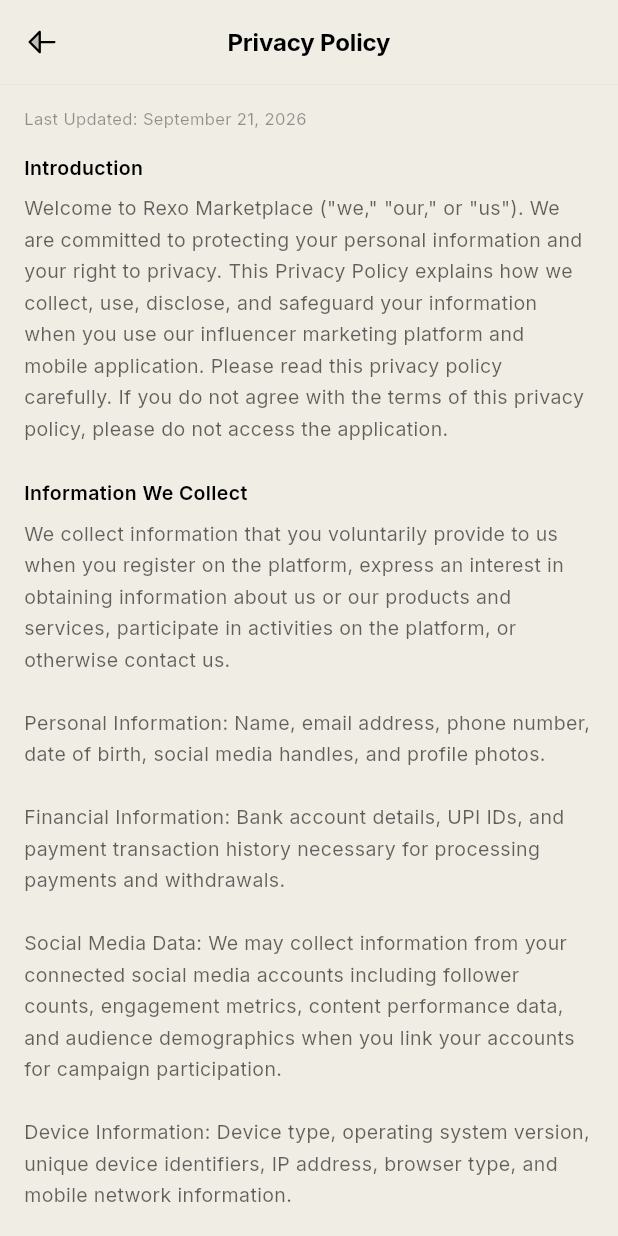
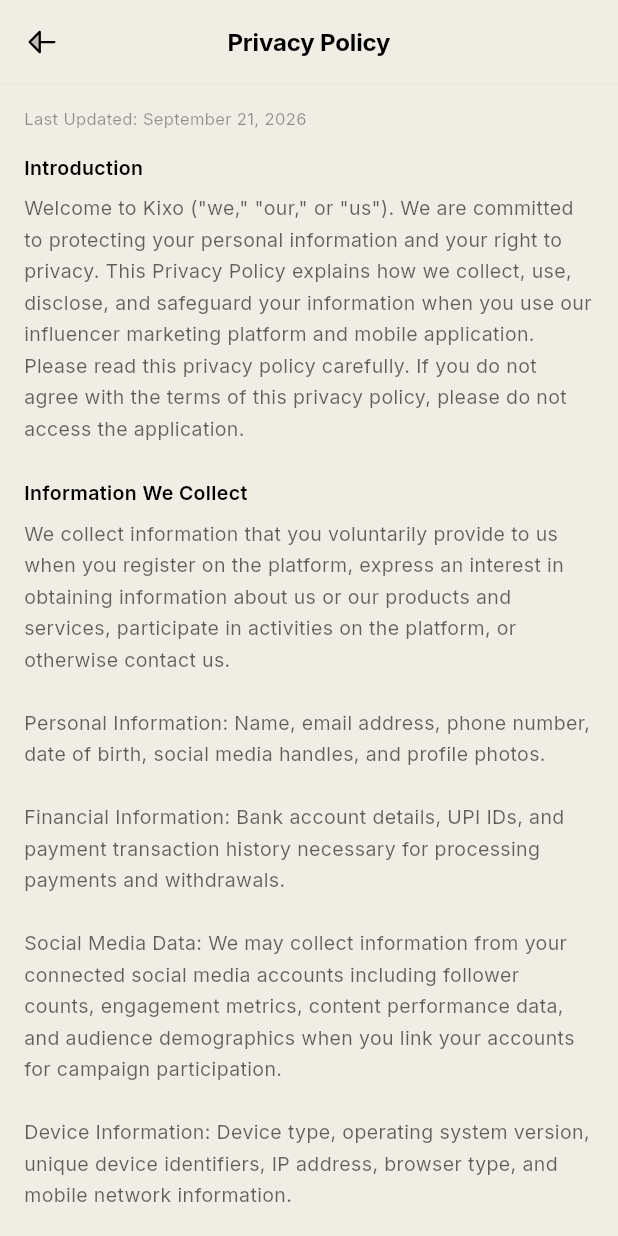
Before and after one commit to indee289/Rexo-store-, a Flutter app: the PrivacyPolicyScreen screen opened by its route, on a phone screen of 412 x 824 dp. Run offline on Flutter 3.47's test engine with Material 3 defaults, Android fonts, the phone set to English and light mode, and no system bars; our stand-ins replace cached_network_image, firebase_core, firebase_messaging, flutter_animate, flutter_local_notifications, flutter_riverpod and 9 more; missing offline and left inert: onesignal_flutter; accounts and stored records are empty.

Commit message:
feat: rebrand to Kixo + fix splash/launch background and logo transparency
- Rebrand (keeps package com.rexo.marketplace): app label Kixo, MaterialApp
  title, appName constant, support email -> infokixoads@gmail.com, wordmarks
  (splash/login/register/home), 2FA issuer, notification channel text, legal
  screen text + emails, admin program title. Internal ids/class/table names and
  real payment UPI/account details left unchanged (financial accuracy).
- Native launch background: red (#F5334F) -> warm sand (#F0EDE5) so there is no
  colored flash before Flutter renders (matches AppColors.background).
- Logo: made assets/logo.png white background transparent so it blends on the
  sand background (removes the white box on splash/login).

```diff
--- a/lib/app.dart
+++ b/lib/app.dart
@@ -19,7 +19,7 @@
     final router = ref.watch(routerProvider);
 
     return MaterialApp.router(
-      title: 'Rexo',
+      title: 'Kixo',
       debugShowCheckedModeBanner: false,
       // ── Light-only theme by product decision ──────────────────────────────
       // The user-facing "Appearance" picker in settings still reads/writes
--- a/lib/core/constants/app_constants.dart
+++ b/lib/core/constants/app_constants.dart
@@ -4,7 +4,7 @@
   AppConstants._();
 
   /// App name
-  static const String appName = 'Rexo';
+  static const String appName = 'Kixo';
 
   /// Supabase configuration
   static const String supabaseUrl = String.fromEnvironment(
@@ -86,7 +86,7 @@
   /// Support contact email (used in Help & Support screen).
   /// NOTE: Admin access is determined from the database `users.role` field,
   /// NOT from this email. This is purely a contact address.
-  static const String supportEmail = 'rexoagency.in@gmail.com';
+  static const String supportEmail = 'infokixoads@gmail.com';
 
   /// Animation durations
   static const Duration animationFast = Duration(milliseconds: 200);
--- a/lib/features/account/screens/delete_account_screen.dart
+++ b/lib/features/account/screens/delete_account_screen.dart
@@ -87,7 +87,7 @@
                   const SizedBox(width: AppSpacing.md),
                   Expanded(
                     child: Text(
-                      'This permanently deletes your Rexo Collab account. '
+                      'This permanently deletes your Kixo account. '
                       'This action cannot be undone.',
                       style: AppTextStyles.bodyMedium.copyWith(
                         color: AppColors.error,
--- a/lib/features/admin/screens/actions_screen.dart
+++ b/lib/features/admin/screens/actions_screen.dart
@@ -171,7 +171,7 @@
             ),
             _ActionTile(
               icon: Iconsax.award,
-              title: 'Rexo Program Review',
+              title: 'Kixo Program Review',
               subtitle: 'Review program applications',
               color: AppColors.accentAmber,
               onTap: () => Navigator.push(
--- a/lib/features/admin/screens/rexo_program_screen.dart
+++ b/lib/features/admin/screens/rexo_program_screen.dart
@@ -27,7 +27,7 @@
     return Scaffold(
       backgroundColor: Theme.of(context).scaffoldBackgroundColor,
       appBar: PremiumAppBar(
-        title: 'Rexo Program Review',
+        title: 'Kixo Program Review',
       ),
       body: applications.when(
         data: (list) {
--- a/lib/features/auth/screens/login_screen.dart
+++ b/lib/features/auth/screens/login_screen.dart
@@ -140,7 +140,7 @@
                     width: 64,
                     height: 64,
                     errorBuilder: (_, __, ___) => Text(
-                      'Rexo',
+                      'Kixo',
                       style: AppTextStyles.largeTitle.copyWith(
                         color: AppColors.textPrimary,
                         fontWeight: FontWeight.w800,
--- a/lib/features/auth/screens/register_screen.dart
+++ b/lib/features/auth/screens/register_screen.dart
@@ -97,7 +97,7 @@
                     width: 64,
                     height: 64,
                     errorBuilder: (_, __, ___) => Text(
-                      'Rexo',
+                      'Kixo',
                       style: AppTextStyles.largeTitle.copyWith(
                         color: AppColors.textPrimary,
                         fontWeight: FontWeight.w800,
--- a/lib/features/auth/screens/splash_screen.dart
+++ b/lib/features/auth/screens/splash_screen.dart
@@ -67,7 +67,7 @@
                   ),
                   const SizedBox(height: 2),
                   Text(
-                    'Rexo',
+                    'Kixo',
                     style: AppTextStyles.headline.copyWith(
                       color: AppColors.textPrimary,
                       fontWeight: FontWeight.w700,
--- a/lib/features/home/screens/home_screen.dart
+++ b/lib/features/home/screens/home_screen.dart
@@ -85,9 +85,9 @@
       padding: const EdgeInsets.fromLTRB(16, 6, 12, 6),
       child: Row(
         children: [
-          // Rexo "logo" — bold left-aligned wordmark
+          // Kixo "logo" — bold left-aligned wordmark
           Text(
-            'Rexo',
+            'Kixo',
             style: AppTextStyles.largeTitle.copyWith(
               color: AppColors.textPrimary,
               fontWeight: FontWeight.w800,
--- a/lib/features/legal/screens/privacy_policy_screen.dart
+++ b/lib/features/legal/screens/privacy_policy_screen.dart
@@ -27,7 +27,7 @@
             _buildSection(
               context,
               'Introduction',
-              'Welcome to Rexo Marketplace ("we," "our," or "us"). We are committed to protecting your personal information and your right to privacy. This Privacy Policy explains how we collect, use, disclose, and safeguard your information when you use our influencer marketing platform and mobile application. Please read this privacy policy carefully. If you do not agree with the terms of this privacy policy, please do not access the application.',
+              'Welcome to Kixo ("we," "our," or "us"). We are committed to protecting your personal information and your right to privacy. This Privacy Policy explains how we collect, use, disclose, and safeguard your information when you use our influencer marketing platform and mobile application. Please read this privacy policy carefully. If you do not agree with the terms of this privacy policy, please do not access the application.',
             ),
             _buildSection(
               context,
@@ -52,7 +52,7 @@
             _buildSection(
               context,
               'Your Rights',
-              'Depending on your location, you may have the following rights regarding your personal data:\n\n- Right to Access: Request a copy of your personal data.\n- Right to Rectification: Request correction of inaccurate data.\n- Right to Erasure: Request deletion of your personal data (subject to legal retention requirements).\n- Right to Portability: Request transfer of your data in a machine-readable format.\n- Right to Object: Object to processing of your data for certain purposes.\n- Right to Withdraw Consent: Withdraw previously given consent at any time.\n\nTo exercise these rights, contact us at privacy@rexoagency.in. We will respond within 30 days.',
+              'Depending on your location, you may have the following rights regarding your personal data:\n\n- Right to Access: Request a copy of your personal data.\n- Right to Rectification: Request correction of inaccurate data.\n- Right to Erasure: Request deletion of your personal data (subject to legal retention requirements).\n- Right to Portability: Request transfer of your data in a machine-readable format.\n- Right to Object: Object to processing of your data for certain purposes.\n- Right to Withdraw Consent: Withdraw previously given consent at any time.\n\nTo exercise these rights, contact us at infokixoads@gmail.com. We will respond within 30 days.',
             ),
             _buildSection(
               context,
@@ -72,7 +72,7 @@
             _buildSection(
               context,
               'Contact Us',
-              'If you have questions or concerns about this privacy policy or our data practices, please contact us:\n\nEmail: privacy@rexoagency.in\nAddress: Rexo Agency, India\nSupport: Available through the Help & Support section in the app.',
+              'If you have questions or concerns about this privacy policy or our data practices, please contact us:\n\nEmail: infokixoads@gmail.com\nSupport: Available through the Help & Support section in the app.',
             ),
             const SizedBox(height: 40),
           ],
--- a/lib/features/legal/screens/terms_of_service_screen.dart
+++ b/lib/features/legal/screens/terms_of_service_screen.dart
@@ -27,7 +27,7 @@
             _buildSection(
               context,
               'Acceptance of Terms',
-              'By accessing and using the Rexo Marketplace platform ("Platform"), you accept and agree to be bound by these Terms of Service ("Terms"). If you do not agree to these Terms, you must not use the Platform. These Terms constitute a legally binding agreement between you and Rexo Agency ("Company," "we," "our," or "us").',
+              'By accessing and using the Kixo platform ("Platform"), you accept and agree to be bound by these Terms of Service ("Terms"). If you do not agree to these Terms, you must not use the Platform. These Terms constitute a legally binding agreement between you and Kixo ("Company," "we," "our," or "us").',
             ),
             _buildSection(
               context,
@@ -37,7 +37,7 @@
             _buildSection(
               context,
               'Platform Usage',
-              'The Rexo Marketplace connects brands with content creators and influencers for marketing campaigns. By using the Platform:\n\n1. Creators agree to:\n- Provide authentic follower and engagement data\n- Complete campaign deliverables within agreed timelines\n- Create original content that complies with advertising standards\n- Disclose sponsored content as per FTC/ASCI guidelines\n- Not use bots, fake engagement, or fraudulent methods\n\n2. Brands agree to:\n- Provide clear campaign briefs and expectations\n- Make timely payments for completed work\n- Not request content that violates laws or platform guidelines\n- Respect intellectual property rights of creators\n\n3. All users agree to:\n- Not harass, abuse, or threaten other users\n- Not post misleading, false, or defamatory content\n- Not attempt to circumvent Platform fees by transacting outside the Platform\n- Not use the Platform for any unlawful purpose',
+              'Kixo connects brands with content creators and influencers for marketing campaigns. By using the Platform:\n\n1. Creators agree to:\n- Provide authentic follower and engagement data\n- Complete campaign deliverables within agreed timelines\n- Create original content that complies with advertising standards\n- Disclose sponsored content as per FTC/ASCI guidelines\n- Not use bots, fake engagement, or fraudulent methods\n\n2. Brands agree to:\n- Provide clear campaign briefs and expectations\n- Make timely payments for completed work\n- Not request content that violates laws or platform guidelines\n- Respect intellectual property rights of creators\n\n3. All users agree to:\n- Not harass, abuse, or threaten other users\n- Not post misleading, false, or defamatory content\n- Not attempt to circumvent Platform fees by transacting outside the Platform\n- Not use the Platform for any unlawful purpose',
             ),
             _buildSection(
               context,
@@ -52,7 +52,7 @@
             _buildSection(
               context,
               'Intellectual Property',
-              '1. Creators retain ownership of their original content unless otherwise agreed in a specific campaign brief.\n\n2. By posting content on the Platform, you grant us a non-exclusive, worldwide license to display, reproduce, and distribute such content for Platform operation and promotion.\n\n3. Brands receive a license to use creator content as specified in the campaign agreement.\n\n4. You must not infringe on third-party intellectual property rights. Content that violates copyright will be removed.\n\n5. The Rexo name, logo, and Platform design are our trademarks and may not be used without permission.',
+              '1. Creators retain ownership of their original content unless otherwise agreed in a specific campaign brief.\n\n2. By posting content on the Platform, you grant us a non-exclusive, worldwide license to display, reproduce, and distribute such content for Platform operation and promotion.\n\n3. Brands receive a license to use creator content as specified in the campaign agreement.\n\n4. You must not infringe on third-party intellectual property rights. Content that violates copyright will be removed.\n\n5. The Kixo name, logo, and Platform design are our trademarks and may not be used without permission.',
             ),
             _buildSection(
               context,
@@ -82,7 +82,7 @@
             _buildSection(
               context,
               'Contact Information',
-              'For questions about these Terms of Service, please contact us:\n\nEmail: legal@rexoagency.in\nAddress: Rexo Agency, India\nSupport: Available through the Help & Support section in the app.',
+              'For questions about these Terms of Service, please contact us:\n\nEmail: infokixoads@gmail.com\nSupport: Available through the Help & Support section in the app.',
             ),
             const SizedBox(height: 40),
           ],
--- a/lib/features/settings/screens/help_support_screen.dart
+++ b/lib/features/settings/screens/help_support_screen.dart
@@ -22,7 +22,7 @@
     final uri = Uri(
       scheme: 'mailto',
       path: _supportEmail,
-      query: 'subject=${Uri.encodeComponent('Rexo Support Request')}',
+      query: 'subject=${Uri.encodeComponent('Kixo Support Request')}',
     );
     var launched = false;
     try {
@@ -63,7 +63,7 @@
           ),
           const SizedBox(height: AppSpacing.xs),
           Text(
-            'Reach out to the Rexo team and we\'ll get back to you as soon as we can.',
+            'Reach out to the Kixo team and we\'ll get back to you as soon as we can.',
             style: AppTextStyles.bodySmall.copyWith(
               color: theme.colorScheme.onSurface.withOpacity(0.6),
             ),
--- a/lib/features/settings/screens/two_factor_auth_screen.dart
+++ b/lib/features/settings/screens/two_factor_auth_screen.dart
@@ -68,8 +68,8 @@
     if (_otpAuthUri != null && _otpAuthUri!.isNotEmpty) return _otpAuthUri;
     if (_secret != null && _secret!.isNotEmpty) {
       final account = SupabaseService.currentUser?.email ?? 'account';
-      return 'otpauth://totp/Rexo:$account'
-          '?secret=$_secret&issuer=Rexo&algorithm=SHA1&digits=6&period=30';
+      return 'otpauth://totp/Kixo:$account'
+          '?secret=$_secret&issuer=Kixo&algorithm=SHA1&digits=6&period=30';
     }
     return null;
   }
@@ -121,8 +121,8 @@
     try {
       final response = await SupabaseService.client.auth.mfa.enroll(
         factorType: FactorType.totp,
-        issuer: 'Rexo',
-        friendlyName: 'Rexo ${DateTime.now().millisecondsSinceEpoch}',
+        issuer: 'Kixo',
+        friendlyName: 'Kixo ${DateTime.now().millisecondsSinceEpoch}',
       );
 
       if (!mounted) return;
--- a/lib/services/push_notification_service.dart
+++ b/lib/services/push_notification_service.dart
@@ -48,7 +48,7 @@
       AndroidNotificationChannel(
     'rexo_high_importance',
     'General',
-    description: 'General notifications from Rexo',
+    description: 'General notifications from Kixo',
     importance: Importance.high,
   );
 
@@ -245,7 +245,7 @@
       // Prefer the notification payload, fall back to data payload.
       final title = notification?.title ??
           (data['title'] as String?) ??
-          'Rexo';
+          'Kixo';
       final body = notification?.body ??
           (data['body'] as String?) ??
           (data['message'] as String?) ??
--- a/pubspec.yaml
+++ b/pubspec.yaml
@@ -1,5 +1,5 @@
 name: rexo_marketplace
-description: Rexo Marketplace - Premium Influencer Marketing Platform
+description: Kixo - Creator & Brand Marketplace
 publish_to: 'none'
 version: 1.0.0+1
 
```
Also changed, not shown: assets/logo.png, 2 other files.
